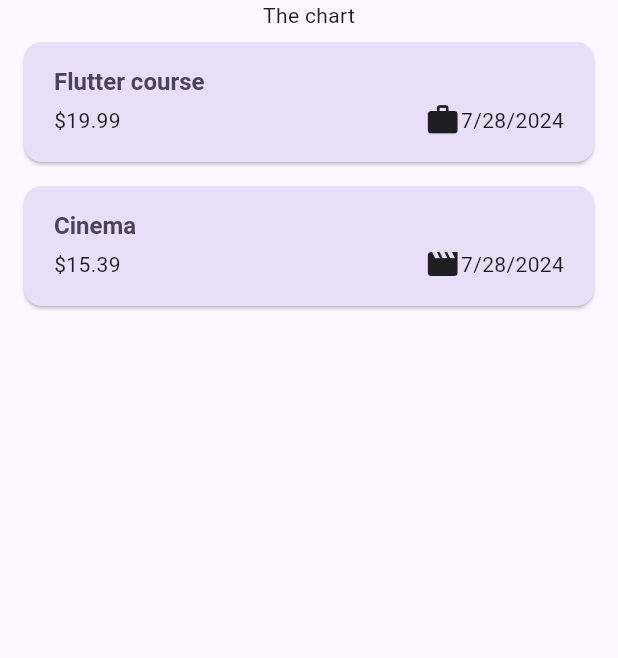
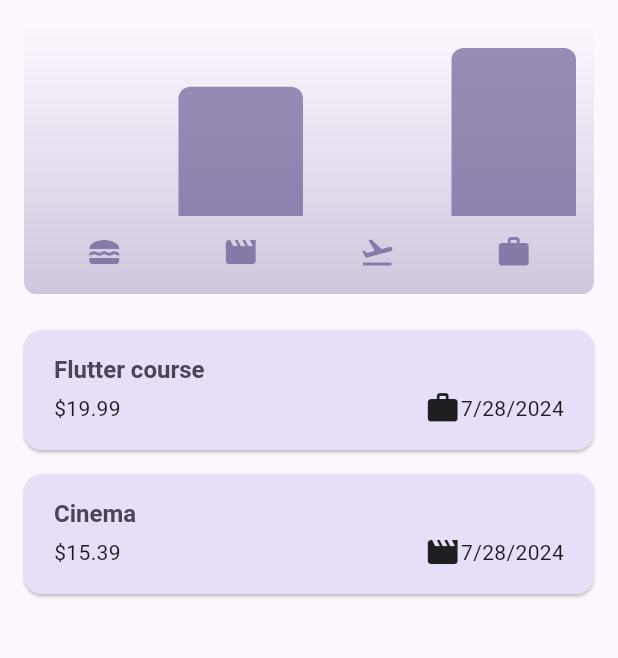
Before and after one commit to Shahmahdi/expense_tracker_flutter, a Flutter app: the screen it shows after launch, on a phone screen of 412 x 824 dp, the part 84-742 px from its top. Run offline on Flutter 3.47's test engine with Material 3 defaults, Android fonts, the phone set to English and light mode, and no system bars.

Commit message:
chart ui added

```diff
--- a/lib/model/expense.dart
+++ b/lib/model/expense.dart
@@ -33,3 +33,26 @@ class Expense {
     return formatter.format(date);
   }
 }
+
+class ExpenseBucket {
+  ExpenseBucket({
+    required this.category,
+    required this.expenses,
+  });
+
+  ExpenseBucket.forCategory(List<Expense> allExpenses, this.category)
+      : expenses = allExpenses
+            .where((expense) => expense.category == category)
+            .toList();
+
+  final Category category;
+  final List<Expense> expenses;
+
+  double get totalExpenses {
+    double sum = 0;
+    for (var expense in expenses) {
+      sum += expense.amount;
+    }
+    return sum;
+  }
+}
--- /dev/null
+++ b/lib/widgets/chart/chart.dart
@@ -0,0 +1,94 @@
+import 'package:expense_tracker/model/expense.dart';
+import 'package:flutter/material.dart';
+import 'package:expense_tracker/widgets/chart/chart_bar.dart';
+
+class Chart extends StatelessWidget {
+  const Chart({super.key, required this.expenses});
+
+  final List<Expense> expenses;
+
+  List<ExpenseBucket> get buckets {
+    return [
+      ExpenseBucket.forCategory(expenses, Category.food),
+      ExpenseBucket.forCategory(expenses, Category.leisure),
+      ExpenseBucket.forCategory(expenses, Category.travel),
+      ExpenseBucket.forCategory(expenses, Category.work),
+    ];
+  }
+
+  double get maxTotalExpense {
+    double maxTotalExpense = 0;
+
+    for (final bucket in buckets) {
+      if (bucket.totalExpenses > maxTotalExpense) {
+        maxTotalExpense = bucket.totalExpenses;
+      }
+    }
+
+    return maxTotalExpense;
+  }
+
+  @override
+  Widget build(BuildContext context) {
+    final isDarkMode =
+        MediaQuery.of(context).platformBrightness == Brightness.dark;
+    return Container(
+      margin: const EdgeInsets.all(16),
+      padding: const EdgeInsets.symmetric(
+        vertical: 16,
+        horizontal: 8,
+      ),
+      width: double.infinity,
+      height: 180,
+      decoration: BoxDecoration(
+        borderRadius: BorderRadius.circular(8),
+        gradient: LinearGradient(
+          colors: [
+            Theme.of(context).colorScheme.primary.withOpacity(0.3),
+            Theme.of(context).colorScheme.primary.withOpacity(0.0)
+          ],
+          begin: Alignment.bottomCenter,
+          end: Alignment.topCenter,
+        ),
+      ),
+      child: Column(
+        children: [
+          Expanded(
+            child: Row(
+              crossAxisAlignment: CrossAxisAlignment.end,
+              children: [
+                for (final bucket in buckets) // alternative to map()
+                  ChartBar(
+                    fill: bucket.totalExpenses == 0
+                        ? 0
+                        : bucket.totalExpenses / maxTotalExpense,
+                  )
+              ],
+            ),
+          ),
+          const SizedBox(height: 12),
+          Row(
+            children: buckets
+                .map(
+                  (bucket) => Expanded(
+                    child: Padding(
+                      padding: const EdgeInsets.symmetric(horizontal: 4),
+                      child: Icon(
+                        categoryIcons[bucket.category],
+                        color: isDarkMode
+                            ? Theme.of(context).colorScheme.secondary
+                            : Theme.of(context)
+                                .colorScheme
+                                .primary
+                                .withOpacity(0.7),
+                      ),
+                    ),
+                  ),
+                )
+                .toList(),
+          )
+        ],
+      ),
+    );
+  }
+}
--- /dev/null
+++ b/lib/widgets/chart/chart_bar.dart
@@ -0,0 +1,34 @@
+import 'package:flutter/material.dart';
+
+class ChartBar extends StatelessWidget {
+  const ChartBar({
+    super.key,
+    required this.fill,
+  });
+
+  final double fill;
+
+  @override
+  Widget build(BuildContext context) {
+    final isDarkMode =
+        MediaQuery.of(context).platformBrightness == Brightness.dark;
+    return Expanded(
+      child: Padding(
+        padding: const EdgeInsets.symmetric(horizontal: 4),
+        child: FractionallySizedBox(
+          heightFactor: fill,
+          child: DecoratedBox(
+            decoration: BoxDecoration(
+              shape: BoxShape.rectangle,
+              borderRadius:
+                  const BorderRadius.vertical(top: Radius.circular(8)),
+              color: isDarkMode
+                  ? Theme.of(context).colorScheme.secondary
+                  : Theme.of(context).colorScheme.primary.withOpacity(0.65),
+            ),
+          ),
+        ),
+      ),
+    );
+  }
+}
--- a/lib/widgets/expenses/expenses.dart
+++ b/lib/widgets/expenses/expenses.dart
@@ -1,3 +1,4 @@
+import 'package:expense_tracker/widgets/chart/chart.dart';
 import 'package:expense_tracker/widgets/expenses/expenses_list.dart';
 import 'package:expense_tracker/model/expense.dart';
 import 'package:expense_tracker/widgets/expenses/new_expense_form.dart';
@@ -91,7 +92,9 @@ class _ExpensesState extends State<Expenses> {
       ),
       body: Column(
         children: [
-          const Text("The chart"),
+          Chart(
+            expenses: _registeredExpenses,
+          ),
           Expanded(
             child: mainContent,
           ),
```
